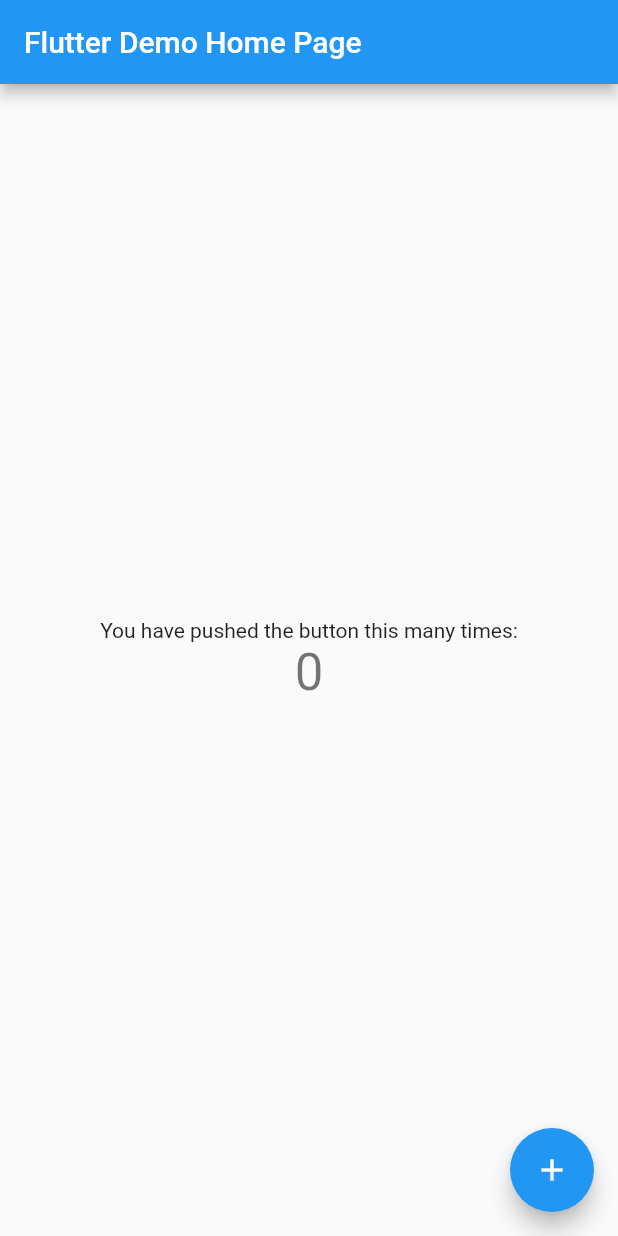
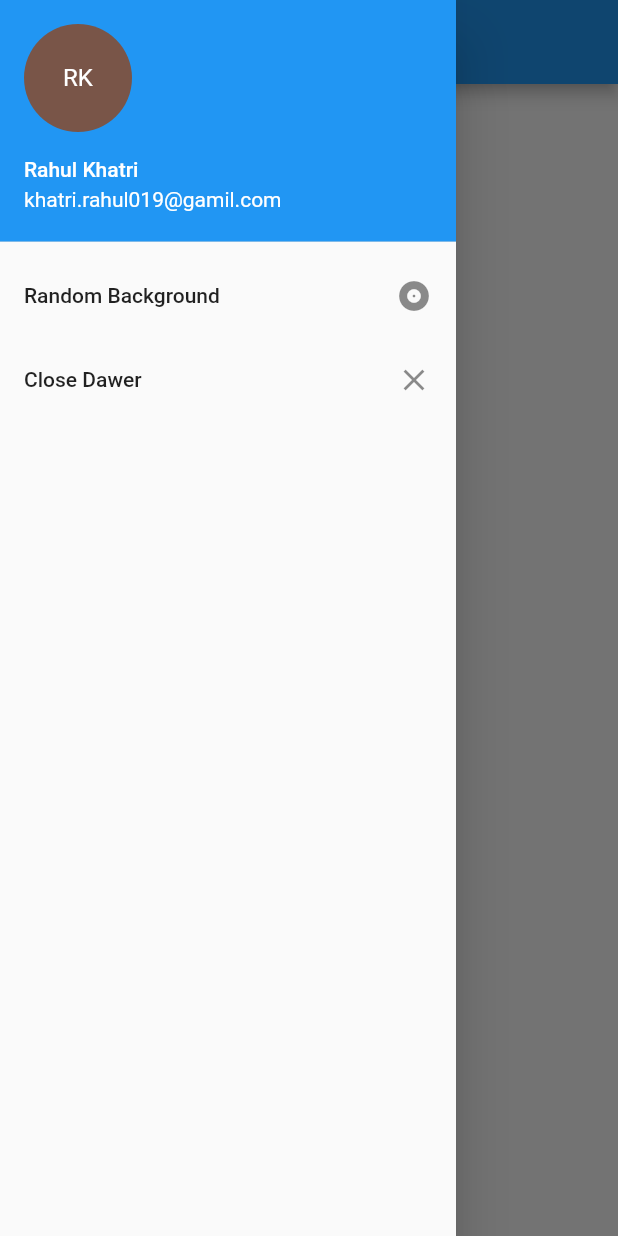
Before and after one commit to rahulkhatri19/FlutterLearning, a Flutter app: the screen it shows after launch, with the side drawer open (before the commit the screen has no drawer), on a phone screen of 412 x 824 dp. Run offline on Flutter 3.47's test engine with Material 2 defaults, Android fonts, the phone set to English and light mode, and no system bars.

Commit message:
drawer added, background changer added

```diff
--- a/lib/main.dart
+++ b/lib/main.dart
@@ -1,4 +1,6 @@
 import 'package:flutter/material.dart';
+import 'package:flutterlearning/background_changer/BgHomePage.dart';
+import 'package:flutterlearning/navigation_drawer/DrawerPage.dart';
 
 void main() => runApp(MyApp());
 
@@ -7,105 +9,15 @@
   @override
   Widget build(BuildContext context) {
     return MaterialApp(
-      title: 'Flutter Demo',
+      title: 'Flutter Learning App',
       theme: ThemeData(
-        // This is the theme of your application.
-        //
-        // Try running your application with "flutter run". You'll see the
-        // application has a blue toolbar. Then, without quitting the app, try
-        // changing the primarySwatch below to Colors.green and then invoke
-        // "hot reload" (press "r" in the console where you ran "flutter run",
-        // or simply save your changes to "hot reload" in a Flutter IDE).
-        // Notice that the counter didn't reset back to zero; the application
-        // is not restarted.
         primarySwatch: Colors.blue,
       ),
-      home: MyHomePage(title: 'Flutter Demo Home Page'),
+      home: DrawerPage(),
+      debugShowCheckedModeBanner: false,
+      routes: <String, WidgetBuilder>{
+        "/bg_change" : (BuildContext context) => BgHomePage()
+      },
     );
   }
 }
-
-class MyHomePage extends StatefulWidget {
-  MyHomePage({Key key, this.title}) : super(key: key);
-
-  // This widget is the home page of your application. It is stateful, meaning
-  // that it has a State object (defined below) that contains fields that affect
-  // how it looks.
-
-  // This class is the configuration for the state. It holds the values (in this
-  // case the title) provided by the parent (in this case the App widget) and
-  // used by the build method of the State. Fields in a Widget subclass are
-  // always marked "final".
-
-  final String title;
-
-  @override
-  _MyHomePageState createState() => _MyHomePageState();
-}
-
-class _MyHomePageState extends State<MyHomePage> {
-  int _counter = 0;
-
-  void _incrementCounter() {
-    setState(() {
-      // This call to setState tells the Flutter framework that something has
-      // changed in this State, which causes it to rerun the build method below
-      // so that the display can reflect the updated values. If we changed
-      // _counter without calling setState(), then the build method would not be
-      // called again, and so nothing would appear to happen.
-      _counter++;
-    });
-  }
-
-  @override
-  Widget build(BuildContext context) {
-    // This method is rerun every time setState is called, for instance as done
-    // by the _incrementCounter method above.
-    //
-    // The Flutter framework has been optimized to make rerunning build methods
-    // fast, so that you can just rebuild anything that needs updating rather
-    // than having to individually change instances of widgets.
-    return Scaffold(
-      appBar: AppBar(
-        // Here we take the value from the MyHomePage object that was created by
-        // the App.build method, and use it to set our appbar title.
-        title: Text(widget.title),
-      ),
-      body: Center(
-        // Center is a layout widget. It takes a single child and positions it
-        // in the middle of the parent.
-        child: Column(
-          // Column is also a layout widget. It takes a list of children and
-          // arranges them vertically. By default, it sizes itself to fit its
-          // children horizontally, and tries to be as tall as its parent.
-          //
-          // Invoke "debug painting" (press "p" in the console, choose the
-          // "Toggle Debug Paint" action from the Flutter Inspector in Android
-          // Studio, or the "Toggle Debug Paint" command in Visual Studio Code)
-          // to see the wireframe for each widget.
-          //
-          // Column has various properties to control how it sizes itself and
-          // how it positions its children. Here we use mainAxisAlignment to
-          // center the children vertically; the main axis here is the vertical
-          // axis because Columns are vertical (the cross axis would be
-          // horizontal).
-          mainAxisAlignment: MainAxisAlignment.center,
-          children: <Widget>[
-            Text(
-              'You have pushed the button this many times:',
-            ),
-            Text(
-              '$_counter',
-              style: Theme.of(context).textTheme.display1,
-            ),
-          ],
-        ),
-      ),
-      floatingActionButton: FloatingActionButton(
-        onPressed: _incrementCounter,
-        tooltip: 'Increment',
-        child: Icon(Icons.add),
-      ), // This trailing comma makes auto-formatting nicer for build methods.
-    );
-  }
-}
--- /dev/null
+++ b/lib/navigation_drawer/DrawerPage.dart
@@ -0,0 +1,47 @@
+import 'package:flutter/material.dart';
+
+class DrawerPage extends StatefulWidget {
+  @override
+  _DrawerPageState createState() => _DrawerPageState();
+}
+
+class _DrawerPageState extends State<DrawerPage> {
+  @override
+  Widget build(BuildContext context) {
+    return Scaffold(
+      appBar: AppBar(
+        title: Text('Drawer App')
+      ),
+      drawer: Drawer(
+        child: ListView(
+          children: <Widget>[
+            UserAccountsDrawerHeader(
+              accountName: Text('Rahul Khatri'),
+              accountEmail: Text('khatri.rahul019@gamil.com'),
+              currentAccountPicture: CircleAvatar(
+                backgroundColor: Colors.brown,
+                child: Text('RK', style: TextStyle(color: Colors.white)),),
+                ),
+                ListTile(
+                  title: Text('Random Background'),
+                  trailing: Icon(Icons.album),
+                  onTap: () => Navigator.of(context).pushNamed('/bg_change'),
+                ),
+                ListTile(
+                  title: Text('Close Dawer'),
+                  trailing: Icon(Icons.clear),
+                  onTap: () => Navigator.of(context).pop(),
+                )
+          ],
+        )
+      ),
+      body: Center(
+        child: Column(
+          mainAxisAlignment: MainAxisAlignment.center,
+          children: <Widget>[
+            Text('Home Page')
+        ],),
+        ),
+    );
+  }
+}
```
Also changed, not shown: lib/background_changer/BgHomePage.dart (added, +53 -0 lines), 4 other files.
